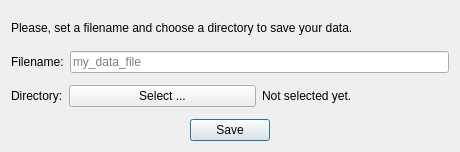
First picture: the form in widgets/ui/dialog_create_data_file.ui, repository Pazitos10/time-tracker, before the edit.
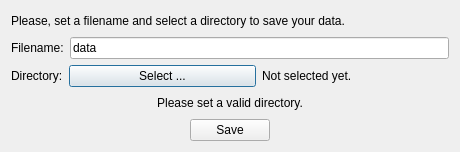
Second picture: the form after the edit.

Commit message: added create/open data file features

What changed in the file:
```diff
--- a/widgets/ui/dialog_create_data_file.ui
+++ b/widgets/ui/dialog_create_data_file.ui
@@ -29,7 +29,7 @@
    <item>
     <widget class="QLabel" name="label">
      <property name="text">
-      <string>Please, set a filename and choose a directory to save your data.</string>
+      <string>Please, set a filename and select a directory to save your data.</string>
      </property>
      <property name="wordWrap">
       <bool>false</bool>
@@ -46,7 +46,10 @@
       </widget>
      </item>
      <item>
-      <widget class="QLineEdit" name="lineEdit">
+      <widget class="QLineEdit" name="line_edit_filename">
+       <property name="text">
+        <string>data</string>
+       </property>
        <property name="placeholderText">
         <string>my_data_file</string>
        </property>
@@ -86,18 +89,58 @@
     </layout>
    </item>
    <item>
-    <widget class="QDialogButtonBox" name="buttonBox">
-     <property name="orientation">
-      <enum>Qt::Horizontal</enum>
+    <widget class="QLabel" name="label_directory_not_selected">
+     <property name="text">
+      <string>Please set a valid directory.</string>
      </property>
-     <property name="standardButtons">
-      <set>QDialogButtonBox::Save</set>
-     </property>
-     <property name="centerButtons">
-      <bool>true</bool>
+     <property name="alignment">
+      <set>Qt::AlignCenter</set>
      </property>
     </widget>
    </item>
+   <item>
+    <layout class="QHBoxLayout" name="horizontalLayout_3">
+     <item>
+      <spacer name="horizontalSpacer">
+       <property name="orientation">
+        <enum>Qt::Horizontal</enum>
+       </property>
+       <property name="sizeType">
+        <enum>QSizePolicy::Expanding</enum>
+       </property>
+       <property name="sizeHint" stdset="0">
+        <size>
+         <width>200</width>
+         <height>20</height>
+        </size>
+       </property>
+      </spacer>
+     </item>
+     <item>
+      <widget class="QPushButton" name="push_btn_save">
+       <property name="text">
+        <string>Save</string>
+       </property>
+      </widget>
+     </item>
+     <item>
+      <spacer name="horizontalSpacer_2">
+       <property name="orientation">
+        <enum>Qt::Horizontal</enum>
+       </property>
+       <property name="sizeType">
+        <enum>QSizePolicy::Expanding</enum>
+       </property>
+       <property name="sizeHint" stdset="0">
+        <size>
+         <width>200</width>
+         <height>20</height>
+        </size>
+       </property>
+      </spacer>
+     </item>
+    </layout>
+   </item>
   </layout>
  </widget>
  <resources/>
```
Left out of the diff: 41 changed lines with no effect on the pictures. The commit also changes 19 other files.
